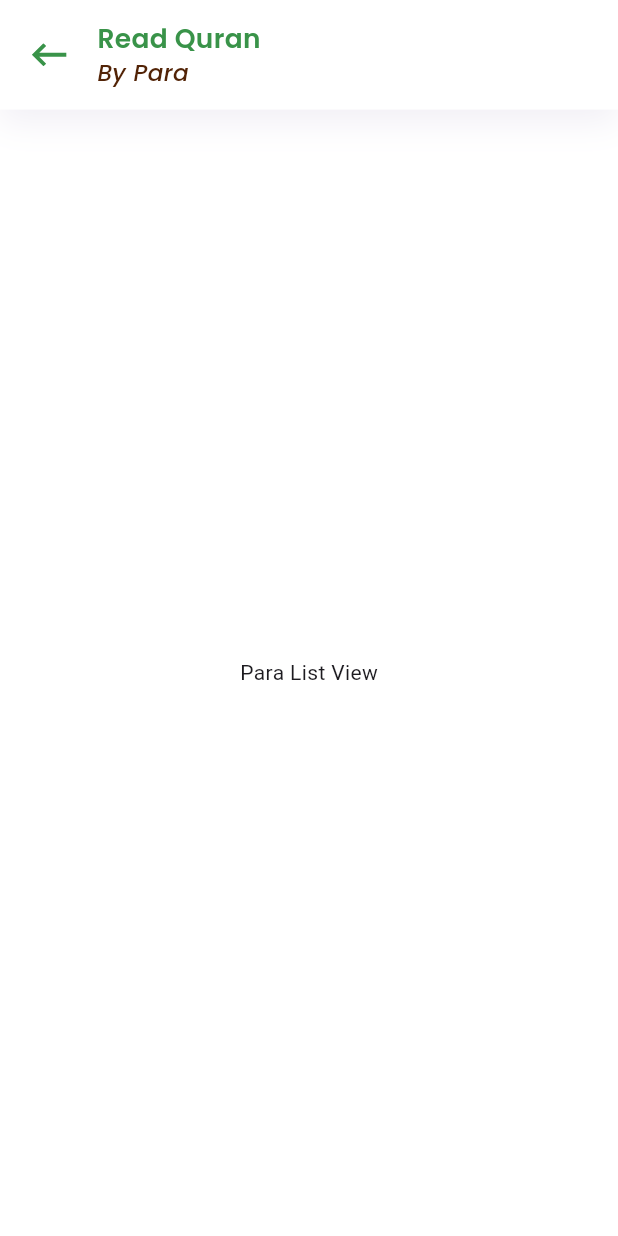
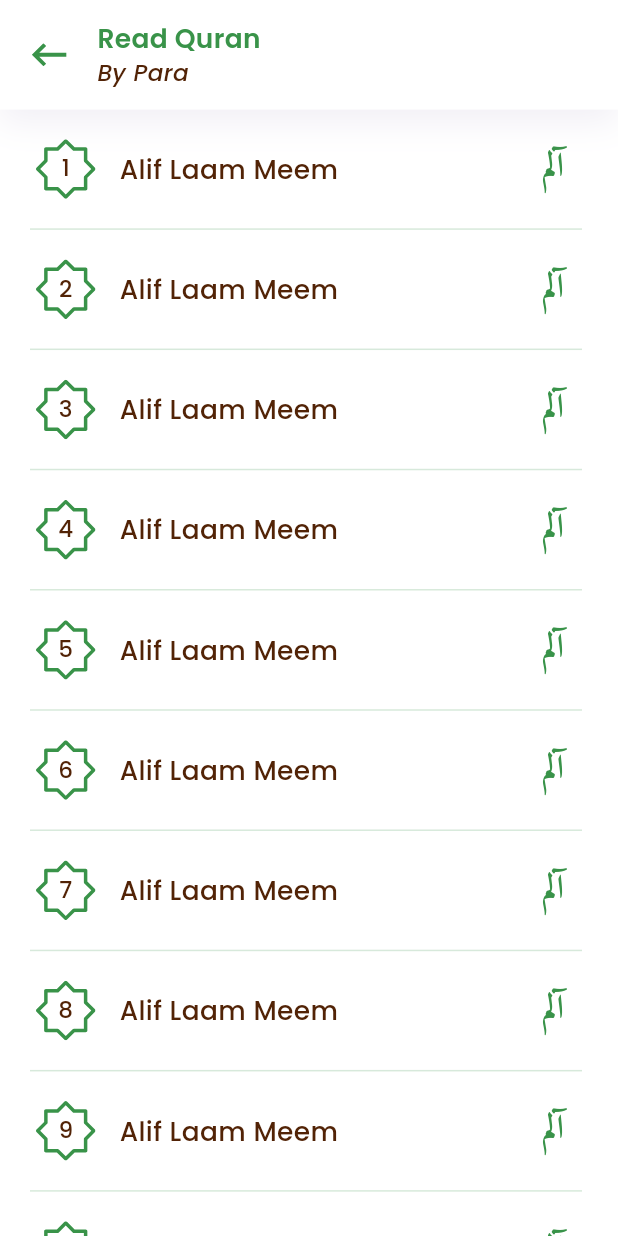
Before and after one commit to ayekaun-inc/Quran-Companion, a Flutter app: the ParaListView screen opened by its route, on a phone screen of 412 x 824 dp. Run offline on Flutter 3.47's test engine with Material 3 defaults, Android fonts, the phone set to English and light mode, and no system bars; our stand-ins replace flutter_svg, get_it, shared_preferences, stacked, stacked_services; accounts and stored records are empty.

Commit message:
Add 'Para List View'

```diff
--- a/app/lib/para_list/para_list_view.dart
+++ b/app/lib/para_list/para_list_view.dart
@@ -1,4 +1,5 @@
 import 'package:app/global/widgets/custom_app_bar.dart';
+import 'package:app/global/widgets/surah_para_tile.dart';
 import 'package:app/para_list/para_list_view_model.dart';
 import 'package:flutter/material.dart';
 import 'package:stacked/stacked.dart';
@@ -13,8 +14,18 @@ class ParaListView extends StatelessWidget {
       builder: (context, viewModel, child) {
         return Scaffold(
           appBar: CustomAppBar(title: 'Read Quran', subtitle: 'By Para'),
-          body: const Center(
-            child: Text('Para List View'),
+          body: Scrollbar(
+            child: ListView.builder(
+              itemCount: 30,
+              itemBuilder: (context, index) {
+                return SurahParaTile(
+                  number: index + 1,
+                  title: 'Alif Laam Meem',
+                  arabic: 'آلم',
+                  onTap: () {},
+                );
+              },
+            ),
           ),
         );
       },
--- a/app/lib/surah_list/surah_list_view.dart
+++ b/app/lib/surah_list/surah_list_view.dart
@@ -16,7 +16,7 @@ class SurahListView extends StatelessWidget {
           appBar: CustomAppBar(title: 'Read Quran', subtitle: 'By Surah'),
           body: Scrollbar(
             child: ListView.builder(
-              itemCount: 30,
+              itemCount: 114,
               itemBuilder: (context, index) {
                 return SurahParaTile(
                   number: index + 1,
```
